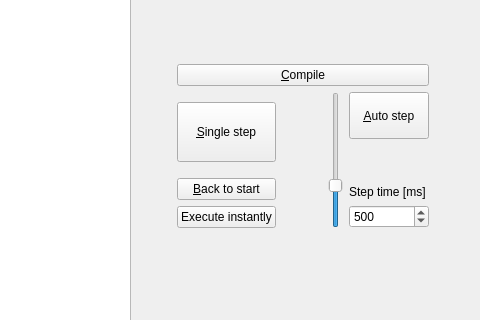
Old version of the form TuringMachineGUI/TMMainWindow.ui in the repository saleph/turing_machine; both pictures show x 288 to 768 and y 151 to 471 of the 768 by 574 pixel window.
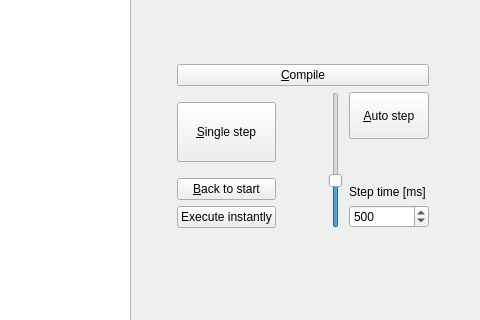
New version of the form. Custom widgets are drawn as their Qt base class.

```diff
--- a/TuringMachineGUI/TMMainWindow.ui
+++ b/TuringMachineGUI/TMMainWindow.ui
@@ -1193,7 +1193,7 @@
           <item row="1" column="3">
            <widget class="QSlider" name="stepTimeSlider">
             <property name="minimum">
-             <number>100</number>
+             <number>10</number>
             </property>
             <property name="maximum">
              <number>1500</number>
@@ -1213,6 +1213,9 @@
             <property name="orientation">
              <enum>Qt::Vertical</enum>
             </property>
+            <property name="tickInterval">
+             <number>0</number>
+            </property>
            </widget>
           </item>
           <item row="1" column="1">
```
Left out of the diff: 40 changed lines with no effect on the pictures.
